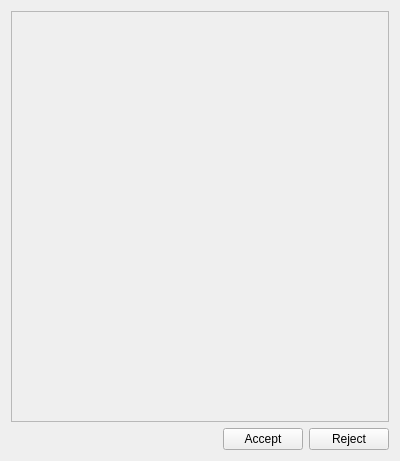
Qt form servercertificatewidget.ui (607011/Qt-SESAM) before a commit.
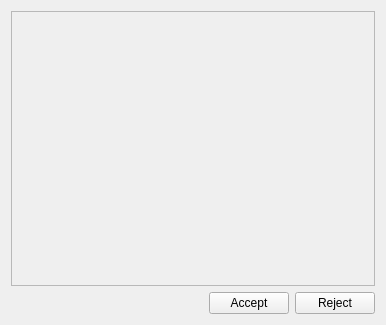
The same form after that commit.

Diff of the .ui file:
```diff
--- a/servercertificatewidget.ui
+++ b/servercertificatewidget.ui
@@ -6,8 +6,8 @@
    <rect>
     <x>0</x>
     <y>0</y>
-    <width>400</width>
-    <height>461</height>
+    <width>386</width>
+    <height>325</height>
    </rect>
   </property>
   <property name="windowTitle">
@@ -24,19 +24,11 @@
        <rect>
         <x>0</x>
         <y>0</y>
-        <width>380</width>
-        <height>410</height>
+        <width>366</width>
+        <height>274</height>
        </rect>
       </property>
-      <layout class="QGridLayout" name="gridLayout">
-       <item row="0" column="0">
-        <layout class="QVBoxLayout" name="verticalLayout">
-         <item>
-          <layout class="QFormLayout" name="formLayout"/>
-         </item>
-        </layout>
-       </item>
-      </layout>
+      <layout class="QGridLayout" name="gridLayout"/>
      </widget>
     </widget>
    </item>
```
